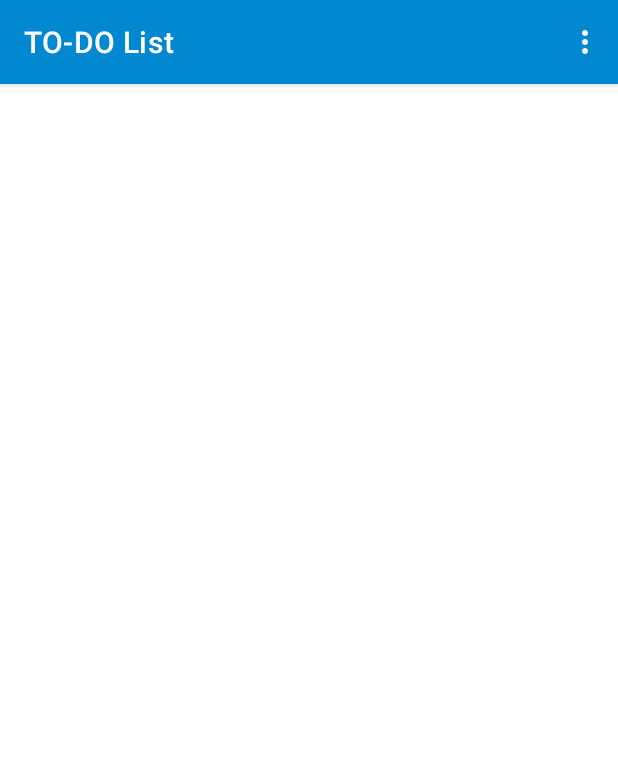
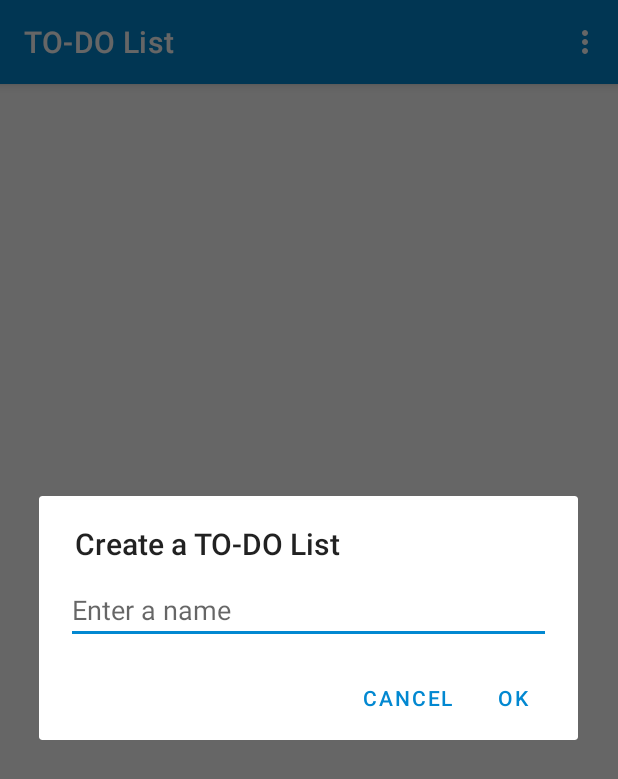
Before and after one commit to leventyayla/Android-TO-DO-List, an Android app: the FragmentUserLists screen opened directly, with no data from a screen before it, in the options menu, after a tap on "Create List", on a phone screen of 412 x 824 dp. Shown: the top 779 px of the screen. Run offline under Robolectric (Android 15) with nearby library versions, the phone set to English and light mode, and no system bars; libraries missing offline, so code that uses them is left out: io.realm; 6 statements that could not run were skipped.

Commit message:
ListItems completed

```diff
--- a/app/build.gradle
+++ b/app/build.gradle
@@ -33,4 +33,7 @@ dependencies {
     androidTestİmplementation 'androidx.test:runner:1.2.0'
     androidTestİmplementation 'androidx.test.espresso:espresso-core:3.2.0'
     implementation 'com.google.android.material:material:1.1.0-alpha09'
+    implementation 'com.google.code.gson:gson:2.8.5'
+    implementation 'com.github.florent37:singledateandtimepicker:2.1.5'
+    implementation 'com.allattentionhere:fabulousfilter:0.0.5'
 }
--- a/app/src/main/java/tr/com/leventyayla/to_dolist/fragments/FragmentUserLists.java
+++ b/app/src/main/java/tr/com/leventyayla/to_dolist/fragments/FragmentUserLists.java
@@ -1,17 +1,22 @@
 package tr.com.leventyayla.to_dolist.fragments;
 
+import android.annotation.SuppressLint;
 import android.content.Context;
+import android.content.DialogInterface;
 import android.os.Bundle;
 import android.os.Handler;
+import android.text.InputType;
 import android.util.Log;
 import android.view.LayoutInflater;
 import android.view.MenuItem;
 import android.view.View;
 import android.view.ViewGroup;
+import android.widget.EditText;
 import android.widget.Toast;
 
 import androidx.annotation.NonNull;
 import androidx.annotation.Nullable;
+import androidx.appcompat.app.AlertDialog;
 import androidx.appcompat.app.AppCompatDelegate;
 import androidx.fragment.app.Fragment;
 import androidx.recyclerview.widget.DividerItemDecoration;
@@ -59,12 +64,6 @@ public class FragmentUserLists extends Fragment implements ListAdapter.ItemClick
         user_lists.addItemDecoration(dividerItemDecoration);
         user_lists.setLayoutManager(layoutManager);
         user_lists.setAdapter(listAdapter);
-
-        new Handler().postDelayed(() -> {
-            TODOList todoList = new TODOList("Kedi");
-            listAdapter.addItem(todoList);
-            //istAdapter.deleteItem(0);
-        }, 1500);
     }
 
     @Override
@@ -74,10 +73,32 @@ public class FragmentUserLists extends Fragment implements ListAdapter.ItemClick
 
     public boolean onOptionsItemSelected(@NonNull MenuItem item) {
         if (item.getItemId() == R.id.create_list){
-            Toast.makeText(getContext(), "Create list", Toast.LENGTH_SHORT).show();
+            createList();
             return true;
         }
         return false;
+    }
+
+    @SuppressLint("InflateParams")
+    private void createList(){
+        AlertDialog.Builder builder = new AlertDialog.Builder(mainActivity);
+        builder.setTitle(mainActivity.getResources().getString(R.string.create_todo_list));
+        View view = LayoutInflater.from(mainActivity).inflate(R.layout.dialog_create_list, null, false);
+        EditText editText = view.findViewById(R.id.name);
+        builder.setView(view);
+
+        builder.setPositiveButton(android.R.string.ok, (dialog, which) -> {
+            String text = editText.getText().toString();
+            if (!text.isEmpty()){
+                TODOList todoList = new TODOList(text);
+                listAdapter.addItem(todoList);
+            } else {
+                dialog.cancel();
+            }
+        });
+        builder.setNegativeButton(android.R.string.cancel, (dialog, which) -> dialog.cancel());
+
+        builder.show();
     }
 
     private void setMenuItemsVisibility(){
--- a/app/src/main/res/layout/activity_start_up.xml
+++ b/app/src/main/res/layout/activity_start_up.xml
@@ -61,7 +61,7 @@
             android:layout_height="wrap_content"
             android:layout_marginTop="8dp"
             android:layout_marginBottom="8dp"
-            android:hint="@string/username"
+            android:hint="@string/password"
             app:passwordToggleEnabled="true"
             app:layout_constraintBottom_toBottomOf="@id/guideline_inputs_bottom"
             app:layout_constraintEnd_toStartOf="@+id/guideline_right"
--- /dev/null
+++ b/app/src/main/res/layout/dialog_create_list.xml
@@ -0,0 +1,28 @@
+<?xml version="1.0" encoding="utf-8"?>
+<androidx.constraintlayout.widget.ConstraintLayout
+    xmlns:android="http://schemas.android.com/apk/res/android"
+    xmlns:app="http://schemas.android.com/apk/res-auto"
+    xmlns:tools="http://schemas.android.com/tools"
+    android:id="@+id/root"
+    android:layout_width="match_parent"
+    android:layout_height="wrap_content"
+    tools:context=".activities.MainActivity">
+
+    <com.google.android.material.textfield.TextInputEditText
+        android:id="@+id/name"
+        android:layout_width="0dp"
+        android:layout_height="wrap_content"
+        android:layout_marginStart="18dp"
+        android:layout_marginLeft="18dp"
+        android:layout_marginTop="8dp"
+        android:layout_marginEnd="18dp"
+        android:layout_marginRight="18dp"
+        android:layout_marginBottom="8dp"
+        android:hint="@string/enter_name"
+        android:inputType="text|textCapWords"
+        app:layout_constraintBottom_toBottomOf="parent"
+        app:layout_constraintEnd_toEndOf="parent"
+        app:layout_constraintStart_toStartOf="parent"
+        app:layout_constraintTop_toTopOf="parent"
+        tools:ignore="Autofill" />
+</androidx.constraintlayout.widget.ConstraintLayout>
--- a/app/src/main/res/values/colors.xml
+++ b/app/src/main/res/values/colors.xml
@@ -2,6 +2,6 @@
 <resources>
     <color name="colorPrimary">#0288D1</color>
     <color name="colorPrimaryDark">#01579B</color>
-    <color name="colorAccent">#D81B60</color>
+    <color name="colorAccent">#0288D1</color>
     <color name="white">#FFFFFF</color>
 </resources>
--- a/app/src/main/res/values/strings.xml
+++ b/app/src/main/res/values/strings.xml
@@ -11,4 +11,10 @@
     <string name="create_list">Create List</string>
     <string name="create_item">Create Item</string>
     <string name="export_list">Export List</string>
+    <string name="create_todo_list">Create a TO-DO List</string>
+    <string name="create_todo_list_item">Create a TO-DO List Item</string>
+    <string name="enter_name">Enter a name</string>
+    <string name="enter_a_description">Enter a description</string>
+    <string name="select_deadline">Select Deadline</string>
+    <string name="select_deadline_time">Select deadline time</string>
 </resources>
```
Also changed, not shown: app/src/main/java/tr/com/leventyayla/to_dolist/adapters/ItemAdapter.java (added, +104 -0 lines), app/src/main/java/tr/com/leventyayla/to_dolist/fragments/FragmentListItems.java (+79 -3 lines), app/src/main/java/tr/com/leventyayla/to_dolist/models/TODOItem.java (+12 -3 lines), app/src/main/res/layout/dialog_create_list_item.xml (added, +63 -0 lines), app/src/main/res/layout/row_todo_list_item.xml (added, +54 -0 lines).
